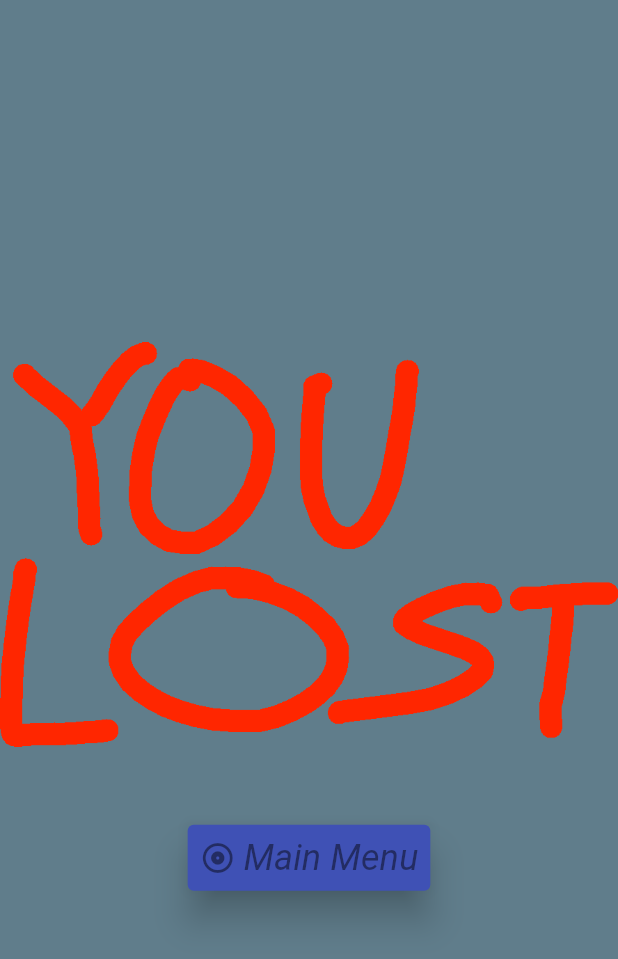
After one commit to Larsbost/INFT2501_Project, a Flutter app: the Loose screen opened directly, on a phone screen of 412 x 824 dp. The commit adds this screen. Shown: the top 959 px of the screen. Run offline on Flutter 3.47's test engine with Material 2 defaults, Android fonts, the phone set to English and light mode, and no system bars; generated files the repository leaves out were written again.

Commit message:
Added win and loose pages, and imgs

```diff
--- a/lib/l10n/app_nb.arb
+++ b/lib/l10n/app_nb.arb
@@ -5,5 +5,6 @@
   "playButton": "Start Spillet!",
   "infoButton": "Informasjon",
   "alphabet": "a,b,c,d,e,f,g,h,i,j,k,l,m,n,o,p,q,r,s,t,u,v,w,x,y,z,æ,ø,å",
+  "words": "huset,fjellvegg,tastatur,potetgull,svømming,huske,ape,maskin,læring,pave",
   "mainMenu": "Hovedmeny"
 }
--- a/lib/pages/hangman_game.dart
+++ b/lib/pages/hangman_game.dart
@@ -1,7 +1,8 @@
 import 'package:flutter/material.dart';
 import 'package:flutter/widgets.dart';
+import 'package:inft2501_prosjekt/pages/win.dart';
 import 'package:inft2501_prosjekt/widgets/pop_up_dialog.dart';
-import 'package:inft2501_prosjekt/pages/main_menu.dart';
+import 'main_menu.dart';
 import '../models/game.dart';
 import '../models/alphabet.dart';
 import '../widgets/click_on_char_button.dart';
@@ -9,6 +10,7 @@ import '../widgets/guess_char.dart';
 import '../models/guessed_char.dart';
 import 'package:flutter_gen/gen_l10n/app_localizations.dart';
 import "dart:math";
+import 'loose.dart';
 
 class Hangman extends StatefulWidget {
   const Hangman({Key? key}) : super(key: key);
@@ -20,7 +22,7 @@ class Hangman extends StatefulWidget {
 
 class _HangmanState extends State<Hangman> {
 
-  final Game game = Game(lives: 10, word: "Hangman");
+  final Game game = Game(lives: 6, word: "Hangman");
   var guessedLetters = <GuessedChar>[];
   var clickAlphabets = <Alphabet>[];
 
@@ -43,7 +45,7 @@ class _HangmanState extends State<Hangman> {
               padding: const EdgeInsets.all(20.0),
               height: deviceHeight * 0.2,
               width: double.infinity,
-              color: Colors.blueGrey[700],
+              color: Colors.blueGrey,
               child: Row(
                 crossAxisAlignment: CrossAxisAlignment.start,
                 mainAxisAlignment: MainAxisAlignment.center,
@@ -53,7 +55,7 @@ class _HangmanState extends State<Hangman> {
                     flex: 3,
                     child: Center(
                       child: Image.asset(
-                        'assets/images/${10 - game.lives}.png',
+                        'assets/hangman_lives/${6 - game.lives}.png',
                       ),
                     ),
                   ),
@@ -148,11 +150,11 @@ class _HangmanState extends State<Hangman> {
           ],
         ),
       ),
-
     );
   }
 
-  //----------------| Get random word or word from user typing|---------------------
+
+
   Future getWord(BuildContext context) async {
     var lang = AppLocalizations.of(context);
     final _random = Random();
@@ -172,14 +174,6 @@ class _HangmanState extends State<Hangman> {
           guessedLetters.add(GuessedChar(game.word[i], false));
         }
 
-        //if word contains space mark it as guessed
-        for (var element in guessedLetters) {
-          element.char == " "
-              ? element.isGuessed = true
-              : element.isGuessed = false;
-        }
-        //getAlphabet();
-
         setState(() =>
             alphabet.forEach(
                     (letter) =>
@@ -190,14 +184,6 @@ class _HangmanState extends State<Hangman> {
     } catch (e) {}
   }
 
-
-  //----------------| get alphabet and setup it into list |---------------------
-/*  void getAlphabet() =>
-      setState(() =>
-          Alphabet.alphabet.forEach(
-      (letter) => clickAlphabets.add(Alphabet(
-          letter.toUpperCase(), false, this.game.word.contains(letter), ))));*/
-
   @override
   void initState() {
     super.initState();
@@ -206,7 +192,6 @@ class _HangmanState extends State<Hangman> {
     });
   }
 
-  //---------------------| handle alphabet letter click |------------------------------
   void alphabetClickOnCharButton(String title) {
     bool isContains = false;
     setState(() {
@@ -229,37 +214,14 @@ class _HangmanState extends State<Hangman> {
 
       //game lose
       if (game.lives <= 0) {
-        //lose();
+        Navigator.push(context,MaterialPageRoute(builder: (context) => const Loose()));
       }
       //win the game
       if (guessedLetters
           .where((element) => element.isGuessed == false)
           .isEmpty) {
-        //win();
+        Navigator.push(context,MaterialPageRoute(builder: (context) => const Win()));
       }
     });
   }
-
-//====================================================================================
-/*
-
-  //lose game
-  void lose() =>
-      Navigator.pushReplacementNamed(context, LoseScreen.routeName, arguments: {
-        "score": this.game.score,
-        "word": (ModalRoute.of(context).settings.arguments as String),
-        "guessedWord": game.word
-      });
-
-  //win game
-  void win() {
-    checkHighScore();
-    Navigator.pushReplacementNamed(context, WinScreen.routeName, arguments: {
-      "score": this.game.score,
-      "word": (ModalRoute.of(context).settings.arguments as String),
-      "guessedWord": game.word
-    });
-  }
-*/
-
 }
--- /dev/null
+++ b/lib/pages/loose.dart
@@ -0,0 +1,49 @@
+import 'package:flutter/material.dart';
+import 'package:flutter/widgets.dart';
+import 'package:flutter_gen/gen_l10n/app_localizations.dart';
+
+
+class Loose extends StatefulWidget {
+  const Loose({Key? key}) : super(key: key);
+
+  @override
+  State<Loose> createState() => _LooseState();
+}
+
+class _LooseState extends State<Loose> {
+  @override
+  Widget build(BuildContext context) {
+    var lang = AppLocalizations.of(context);
+
+    return Scaffold(
+      backgroundColor: Colors.blueGrey,
+      body: Center(
+        child: Column(
+          crossAxisAlignment: CrossAxisAlignment.center,
+          mainAxisAlignment: MainAxisAlignment.center,
+          children: [
+            const Image(
+              image: AssetImage('assets/loose.png'),
+            ),
+            const SizedBox(height: 50.0),
+            TextButton.icon(
+              label: Text(lang!.mainMenu),
+              icon: const Icon(Icons.album_outlined),
+              style: TextButton.styleFrom(
+                  primary: Colors.black45,
+                  backgroundColor: Colors.indigo,
+                  elevation: 10,
+                  textStyle: const TextStyle(
+                      fontSize: 24, fontStyle: FontStyle.italic)),
+              onPressed: () {
+                Navigator.pop(context);
+                Navigator.pop(context);
+              },
+            ),
+          ],
+        ),
+      ),
+
+    );
+  }
+}
```
Also changed, not shown: lib/pages/win.dart (added, +49 -0 lines), pubspec.yaml (+11 -0 lines), assets/hangman_lives/0.png (added), assets/hangman_lives/1.png (added), assets/hangman_lives/2.png (added), assets/hangman_lives/3.png (added), assets/hangman_lives/4.png (added), assets/hangman_lives/5.png (added), assets/hangman_lives/6.png (added), assets/loose.png (added), assets/win.png (added).
